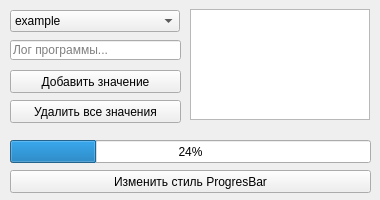
Before: the Qt Designer form lesson 7/qt_model.ui in Vasadaz/qt_training, drawn with Qt 5.
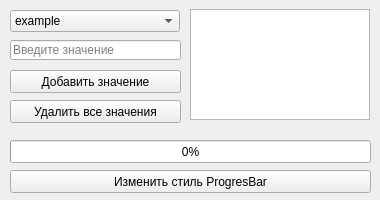
After: the same form once the commit is applied.

The edit to the form file:
```diff
--- a/lesson 7/qt_model.ui
+++ b/lesson 7/qt_model.ui
@@ -75,7 +75,7 @@
      </rect>
     </property>
     <property name="value">
-     <number>24</number>
+     <number>0</number>
     </property>
     <property name="alignment">
      <set>Qt::AlignCenter</set>
@@ -109,7 +109,7 @@
      <string/>
     </property>
     <property name="placeholderText">
-     <string>Лог программы...</string>
+     <string>Введите значение</string>
     </property>
    </widget>
    <widget class="QPlainTextEdit" name="PlainTextEdit">
```
